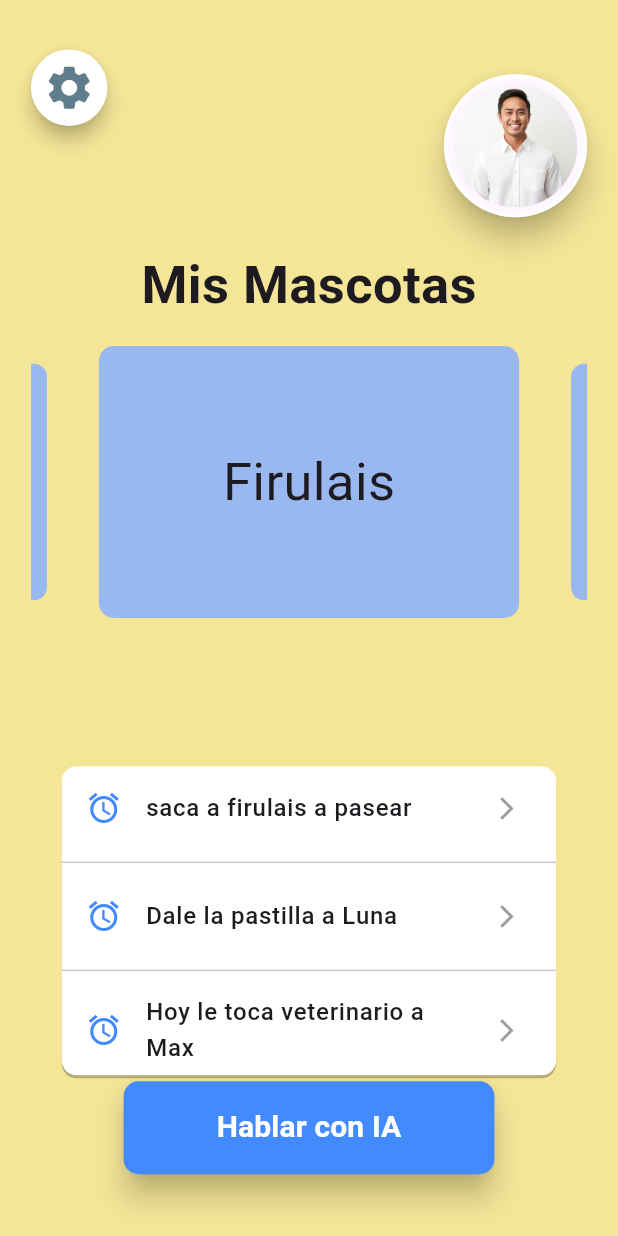
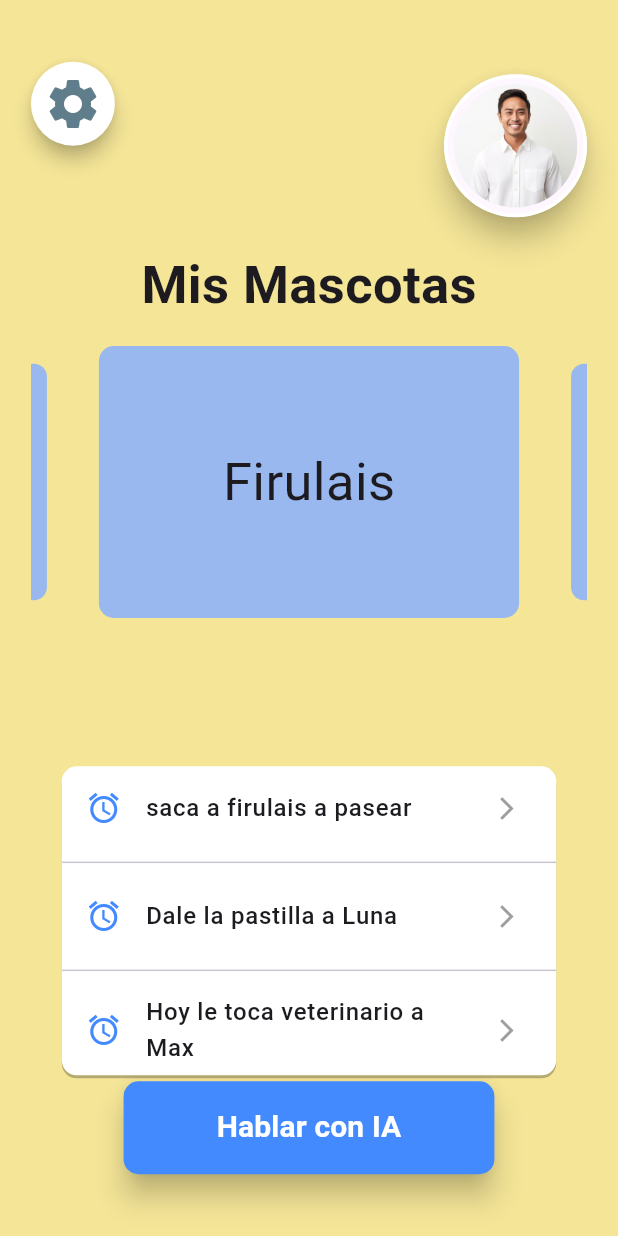
Before and after one commit to ElRisas1/pet_plan_pruebas, a Flutter app: the PantallaPrincipal screen opened directly, on a phone screen of 412 x 824 dp. Run offline on Flutter 3.47's test engine with Material 3 defaults, Android fonts, the phone set to English and light mode, and no system bars; drawn by our look-alikes of carousel_slider; our stand-ins replace google_generative_ai, grouped_list, supabase_flutter; accounts and stored records are empty.

Commit message:
Builder de pantallaAyuda modificado.

```diff
--- a/lib/pantalla_main.dart
+++ b/lib/pantalla_main.dart
@@ -48,7 +48,7 @@ class _PantallaPrincipalState extends State<PantallaPrincipal> {
       } else if (item == "Ayuda") {
         Navigator.push(
           context,
-          MaterialPageRoute(builder: (context) => PantallaAyuda(title: '',)),
+          MaterialPageRoute(builder: (context) => PantallaAyuda(title: '', opcionesAjustes: '',)),
         );
       }
     }
@@ -83,14 +83,14 @@ class _PantallaPrincipalState extends State<PantallaPrincipal> {
 
       // Boton Ajustes //
       Positioned(
-            top: screenHeight * 0.04,
+            top: screenHeight * 0.05,
             left: screenWidth * 0.05,
             child: Material(
               color: Colors.white,
               shape: const CircleBorder(),
               elevation: 5,
               child: IconButton(
-                icon: const Icon(Icons.settings, size: 35, color: Colors.blueGrey),
+                icon: const Icon(Icons.settings, size: 40, color: Colors.blueGrey),
                 onPressed: (){
                   Navigator.push(context,
                     MaterialPageRoute(builder: (context) => const PantallaAjustes(title: '',)),
```
